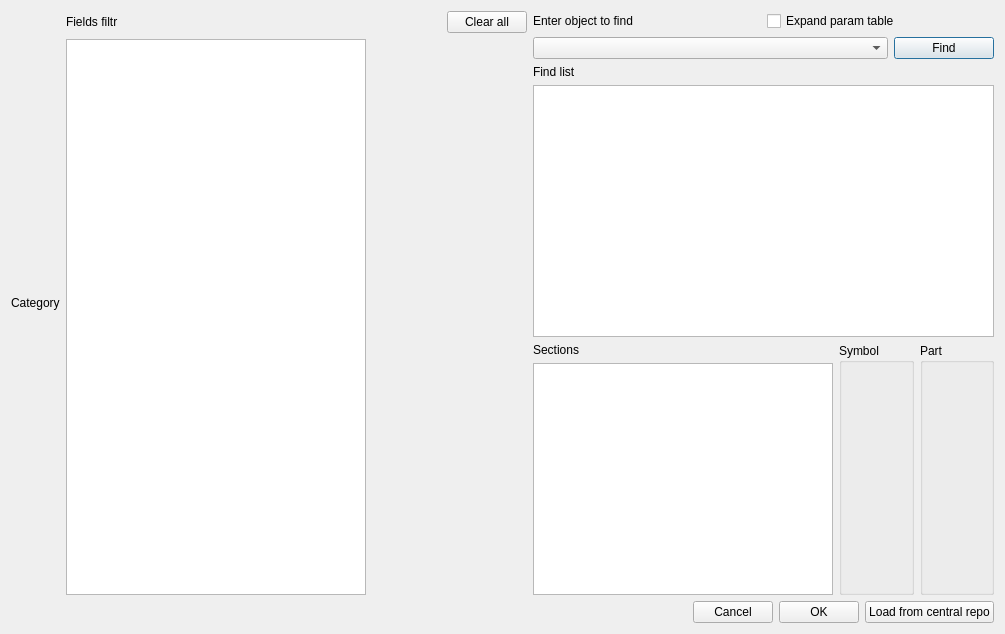
Above: windows/SdDGetObject.ui from usiksan/SaliCAD before the change. Below: the same form after it.
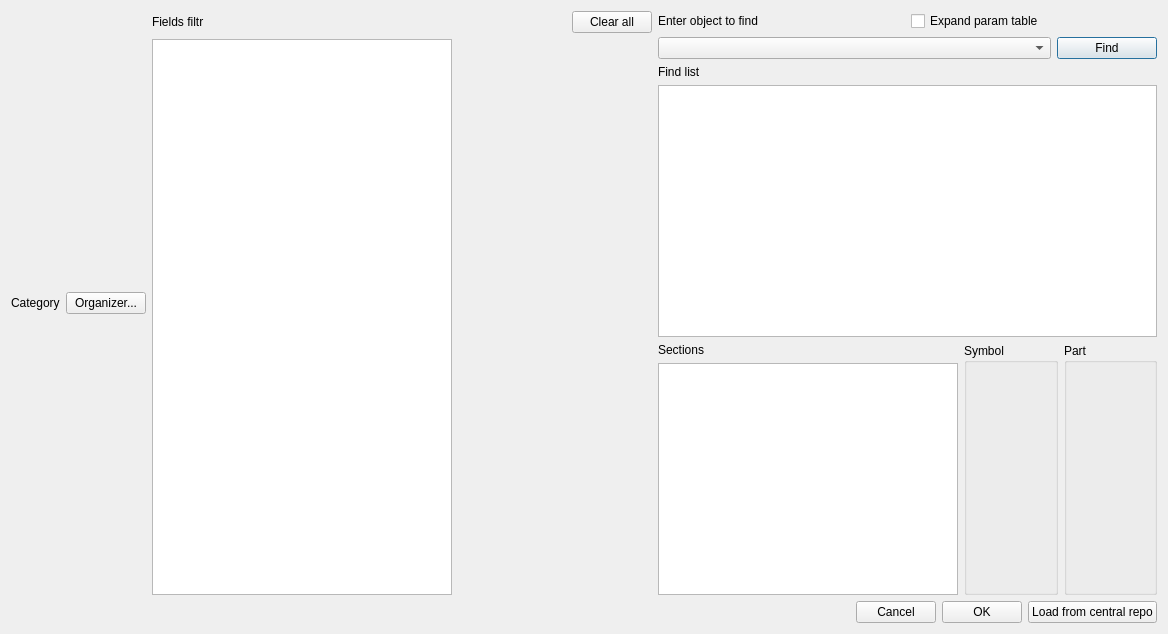
That is the form after the change.

Commit message: Append net client signal when new objects received. On this signal updated visual project tree to display newest objects.

```diff
--- a/windows/SdDGetObject.ui
+++ b/windows/SdDGetObject.ui
@@ -6,7 +6,7 @@
    <rect>
     <x>0</x>
     <y>0</y>
-    <width>1005</width>
+    <width>1168</width>
     <height>634</height>
    </rect>
   </property>
@@ -19,11 +19,22 @@
      <item>
       <layout class="QVBoxLayout" name="mCategoryBox">
        <item>
+        <layout class="QHBoxLayout" name="horizontalLayout_7">
+         <item>
         <widget class="QLabel" name="label_5">
          <property name="text">
           <string>Category</string>
          </property>
         </widget>
+         </item>
+         <item>
+          <widget class="QPushButton" name="mOrganizer">
+           <property name="text">
+            <string>Organizer...</string>
+           </property>
+          </widget>
+         </item>
+        </layout>
        </item>
       </layout>
      </item>
```
Lines whose indentation alone changed are shown as unchanged. The commit also changes 7 other files.
